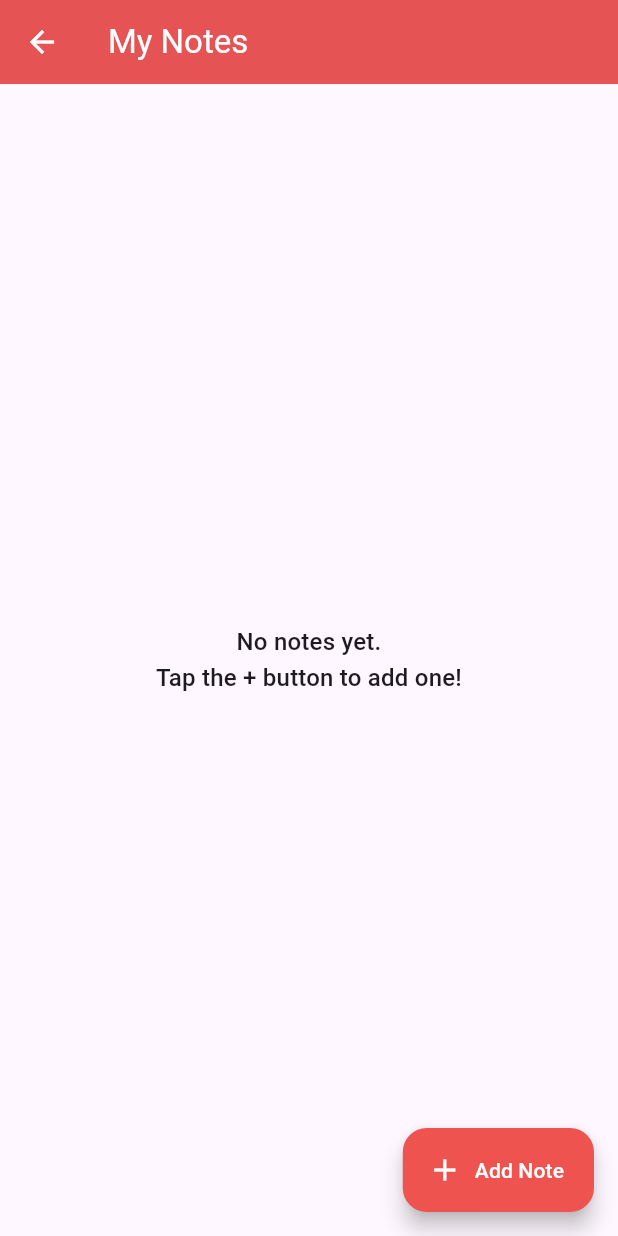
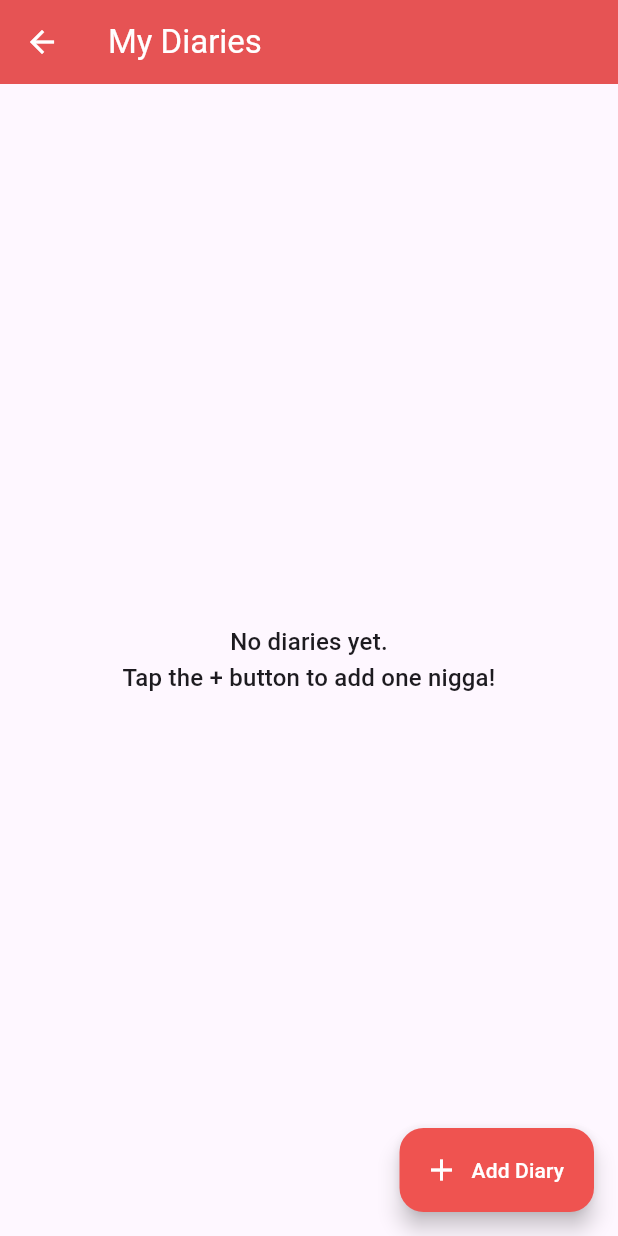
Before and after one commit to lightdarkmaster/ojt_app, a Flutter app: the NotesPage screen opened directly, on a phone screen of 412 x 824 dp. Run offline on Flutter 3.47's test engine with Material 3 defaults, Android fonts, the light colour scheme and no system bars; our stand-ins replace sqflite; accounts and stored records are empty.

Commit message:
Update Code

```diff
--- a/lib/pages/my_notes.dart
+++ b/lib/pages/my_notes.dart
@@ -82,7 +82,7 @@ class _NotesPageState extends State<NotesPage> {
                     width: double.infinity,
                     alignment: Alignment.center,
                     child: Text(
-                      isEditing ? '✏️ Edit Note' : '📝 Add New Note',
+                      isEditing ? '✏️ Edit Diary' : '📝 Add New Diary',
                       style: const TextStyle(
                         fontSize: 20,
                         fontWeight: FontWeight.bold,
@@ -108,7 +108,7 @@ class _NotesPageState extends State<NotesPage> {
                     controller: _bodyController,
                     maxLines: 4,
                     decoration: InputDecoration(
-                      labelText: 'Note Details',
+                      labelText: 'Diary Details',
                       prefixIcon: const Icon(Icons.notes),
                       border: OutlineInputBorder(
                         borderRadius: BorderRadius.circular(12),
@@ -204,8 +204,8 @@ class _NotesPageState extends State<NotesPage> {
       context: context,
       builder:
           (context) => AlertDialog(
-            title: const Text('Delete Note'),
-            content: const Text('Are you sure you want to delete this note?'),
+            title: const Text('Delete Diary'),
+            content: const Text('Are you sure you want to delete this diary?'),
             actions: [
               TextButton(
                 onPressed: () => Navigator.pop(context, false),
@@ -356,7 +356,7 @@ class _NotesPageState extends State<NotesPage> {
   Widget build(BuildContext context) {
     return Scaffold(
       appBar: AppBar(
-        title: const Text('My Notes'),
+        title: const Text('My Diaries'),
         backgroundColor: const Color(0xFFEF5350),
         foregroundColor: Colors.white,
         elevation: 2,
@@ -372,7 +372,7 @@ class _NotesPageState extends State<NotesPage> {
           _notes.isEmpty
               ? Center(
                 child: Text(
-                  'No notes yet.\nTap the + button to add one!',
+                  'No diaries yet.\nTap the + button to add one nigga!',
                   textAlign: TextAlign.center,
                   style: Theme.of(context).textTheme.titleMedium,
                 ),
@@ -383,7 +383,7 @@ class _NotesPageState extends State<NotesPage> {
               ),
       floatingActionButton: FloatingActionButton.extended(
         onPressed: () => _addOrUpdateNote(),
-        label: const Text('Add Note', style: TextStyle(color: Colors.white)),
+        label: const Text('Add Diary', style: TextStyle(color: Colors.white)),
         icon: const Icon(Icons.add, color: Colors.white),
         backgroundColor: const Color(0xFFEF5350),
       ),
@@ -395,8 +395,8 @@ class _NotesPageState extends State<NotesPage> {
       context: context,
       builder:
           (context) => AlertDialog(
-            title: const Text('Delete All Notes'),
-            content: const Text('Are you sure you want to delete all notes?'),
+            title: const Text('Delete All Diaries'),
+            content: const Text('Are you sure you want to delete all diaries?'),
             actions: [
               TextButton(
                 onPressed: () => Navigator.pop(context, false),
```
